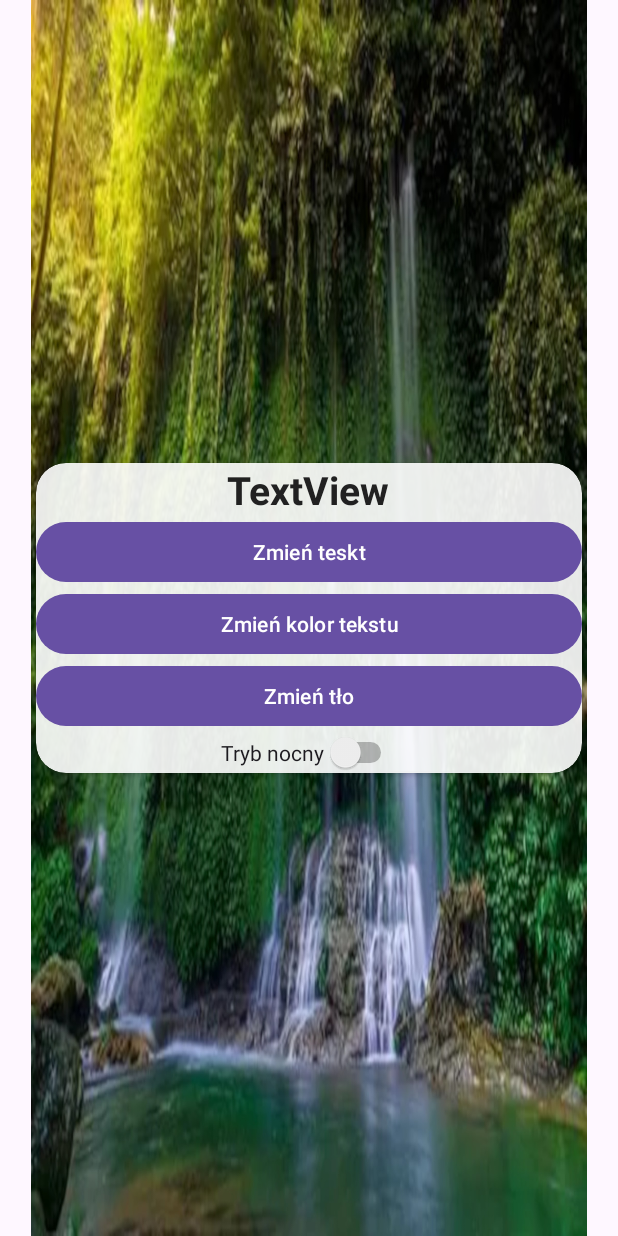
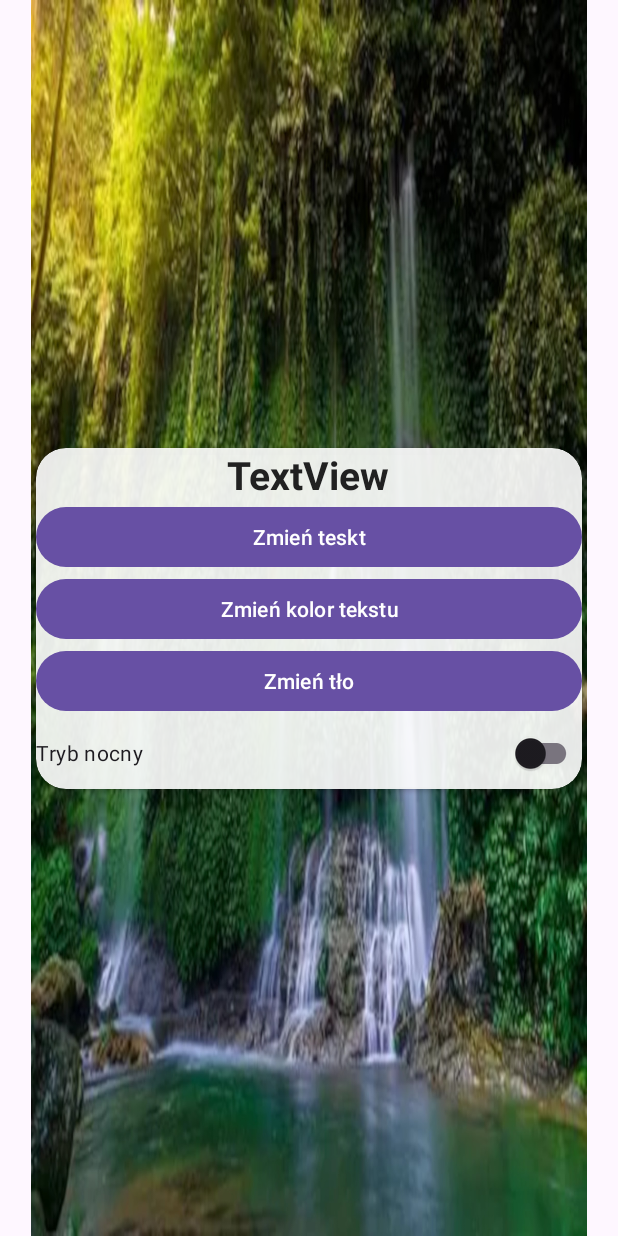
Before and after one commit to BartkW122/ZmieniaczTla, an Android app: the screen it shows after launch (MainActivity), on a phone screen of 412 x 824 dp. Run offline under Robolectric (Android 15) with nearby library versions, the phone set to English and light mode, and no system bars.

Commit message:
drobne zmiany w layout,dodanie do mainactivity odwlan do obiektow xml

```diff
--- a/app/src/main/java/com/example/zmieniacztla/MainActivity.java
+++ b/app/src/main/java/com/example/zmieniacztla/MainActivity.java
@@ -1,24 +1,34 @@
 package com.example.zmieniacztla;
 
 import android.os.Bundle;
+import android.widget.Button;
+import android.widget.Switch;
+import android.widget.TextView;
 
 import androidx.activity.EdgeToEdge;
 import androidx.appcompat.app.AppCompatActivity;
+import androidx.appcompat.widget.SwitchCompat;
 import androidx.core.graphics.Insets;
 import androidx.core.view.ViewCompat;
 import androidx.core.view.WindowInsetsCompat;
 
 public class MainActivity extends AppCompatActivity {
 
+    private TextView tvText;
+    private Button btnChangeText,btnChangeColor,btnChangeBg;
+    private SwitchCompat switchNight;
     @Override
     protected void onCreate(Bundle savedInstanceState) {
         super.onCreate(savedInstanceState);
         EdgeToEdge.enable(this);
         setContentView(R.layout.activity_main);
-        ViewCompat.setOnApplyWindowInsetsListener(findViewById(R.id.main), (v, insets) -> {
-            Insets systemBars = insets.getInsets(WindowInsetsCompat.Type.systemBars());
-            v.setPadding(systemBars.left, systemBars.top, systemBars.right, systemBars.bottom);
-            return insets;
-        });
+
+        tvText = findViewById(R.id.tvText);
+
+        btnChangeText = findViewById(R.id.btnChangeText);
+        btnChangeColor = findViewById(R.id.btnChangeColor);
+        btnChangeBg = findViewById(R.id.btnChangeBg);
+
+        switchNight = findViewById(R.id.switchNight);
     }
 }
--- a/app/src/main/res/layout/activity_main.xml
+++ b/app/src/main/res/layout/activity_main.xml
@@ -26,6 +26,7 @@
             android:layout_height="match_parent"
             android:gravity="center"
             android:orientation="vertical">
+
         <TextView
             android:id="@+id/tvText"
             android:layout_width="wrap_content"
@@ -58,9 +59,9 @@
                 android:text="Zmień tło"
                 android:layout_weight="1"/>
 
-            <Switch
+            <androidx.appcompat.widget.SwitchCompat
                 android:id="@+id/switchNight"
-                android:layout_width="wrap_content"
+                android:layout_width="match_parent"
                 android:layout_height="wrap_content"
                 android:layout_gravity="center"
                 android:text="Tryb nocny" />
```
